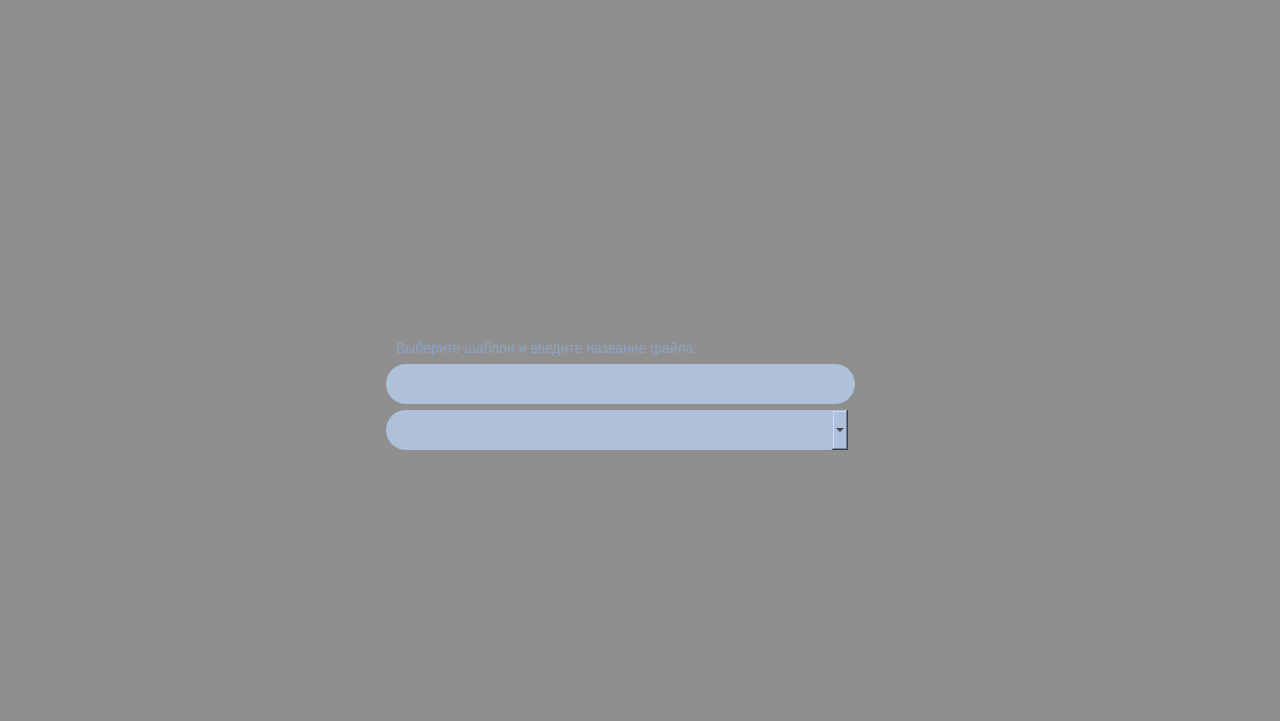
This is src/courtcasewindow/courtcasewindow.ui in DmitryBakunovich/judge-me as Qt 5 draws it before an edit. The edited form follows.
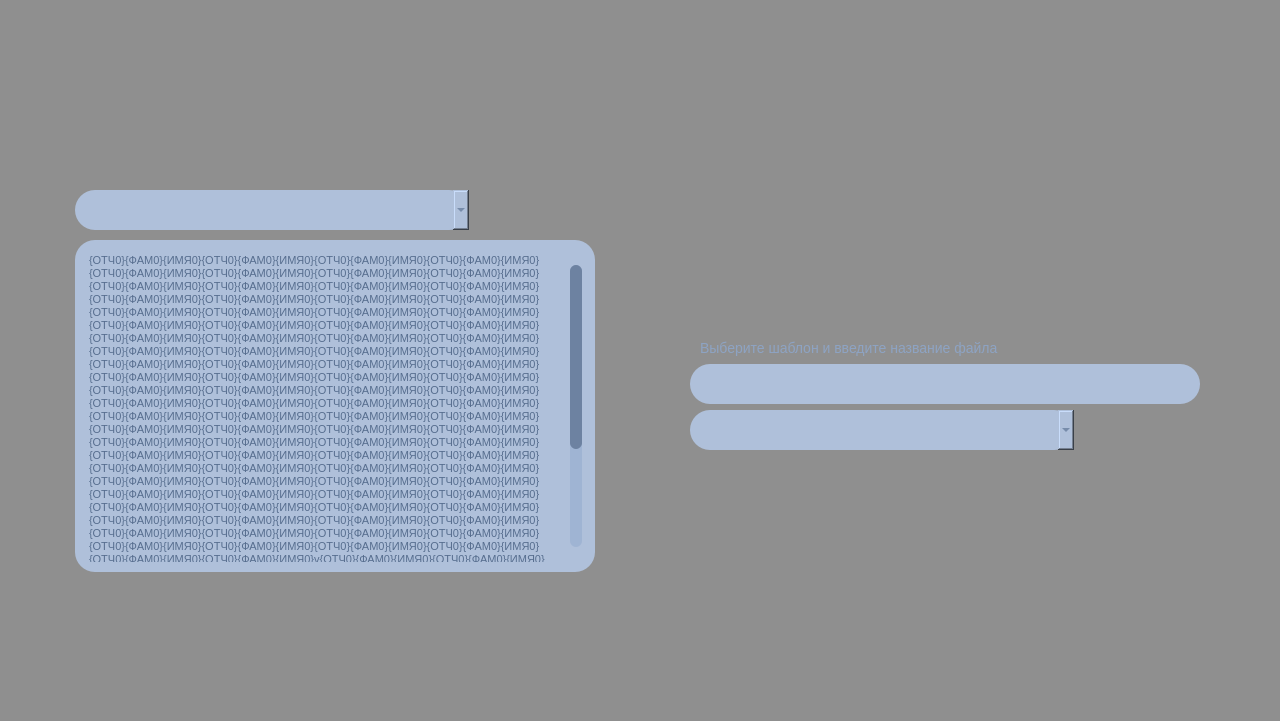
This is the edited form. Icons and pictures are not drawn.

Commit message: Added edit template window and template editing functionality

```diff
--- a/src/courtcasewindow/courtcasewindow.ui
+++ b/src/courtcasewindow/courtcasewindow.ui
@@ -14,7 +14,68 @@
    <string>Form</string>
   </property>
   <property name="styleSheet">
-   <string notr="true"/>
+   <string notr="true">QScrollBar:vertical {
+	margin: 15px 3px 15px 3px;
+     background-color: #9fb4d3;
+     width: 18px;
+     border: 1px transparent #2A2929;
+     border-radius: 6px;
+}
+
+QScrollBar::handle:vertical {
+     background-color: #6d82a1; 
+     border-radius: 6px; 
+}
+
+QScrollBar::sub-line:vertical {
+     background: none;
+     margin: 3px 0px 3px 0px;  
+     height: 10px;
+     width: 10px;
+     subcontrol-position: top;
+     subcontrol-origin: margin;
+ }
+
+QScrollBar::add-line:vertical {
+     margin: 3px 0px 3px 0px;
+     background: none;
+     height: 10px;
+     width: 10px;
+     subcontrol-position: bottom;
+     subcontrol-origin: margin;
+ }
+
+ QScrollBar::sub-line:vertical:hover,QScrollBar::sub-line:vertical:on
+ {
+
+     background: none;             
+     height: 10px;
+     width: 10px;
+     subcontrol-position: top;
+     subcontrol-origin: margin;
+ }
+
+
+ QScrollBar::add-line:vertical:hover, QScrollBar::add-line:vertical:on
+ {
+     background: none;             
+     height: 10px;
+     width: 10px;
+     subcontrol-position: bottom;
+     subcontrol-origin: margin;
+ }
+
+ QScrollBar::up-arrow:vertical, QScrollBar::down-arrow:vertical
+ {
+     background: none;
+ }
+
+
+ QScrollBar::add-page:vertical, QScrollBar::sub-page:vertical
+ {
+     background: none;
+ }
+</string>
   </property>
   <layout class="QGridLayout" name="gridLayout_2">
    <property name="leftMargin">
@@ -39,8 +100,336 @@
 	background-color: rgb(0, 0, 0, 40%);
 }</string>
      </property>
-     <layout class="QGridLayout" name="gridLayout">
-      <item row="0" column="1">
+     <layout class="QHBoxLayout" name="horizontalLayout">
+      <property name="spacing">
+       <number>0</number>
+      </property>
+      <property name="leftMargin">
+       <number>0</number>
+      </property>
+      <property name="topMargin">
+       <number>0</number>
+      </property>
+      <property name="rightMargin">
+       <number>0</number>
+      </property>
+      <property name="bottomMargin">
+       <number>0</number>
+      </property>
+      <item>
+       <widget class="QWidget" name="editWidget" native="true">
+        <property name="minimumSize">
+         <size>
+          <width>550</width>
+          <height>614</height>
+         </size>
+        </property>
+        <property name="maximumSize">
+         <size>
+          <width>550</width>
+          <height>614</height>
+         </size>
+        </property>
+        <property name="styleSheet">
+         <string notr="true">#editWidget {
+	image: url(:/courtcasewindow/images/courtcasewindow/edit-window.png)
+}</string>
+        </property>
+        <layout class="QVBoxLayout" name="verticalLayout_5">
+         <property name="spacing">
+          <number>0</number>
+         </property>
+         <property name="leftMargin">
+          <number>0</number>
+         </property>
+         <property name="topMargin">
+          <number>0</number>
+         </property>
+         <property name="rightMargin">
+          <number>0</number>
+         </property>
+         <property name="bottomMargin">
+          <number>0</number>
+         </property>
+         <item>
+          <layout class="QHBoxLayout" name="horizontalLayout_3">
+           <item>
+            <spacer name="horizontalSpacer">
+             <property name="orientation">
+              <enum>Qt::Horizontal</enum>
+             </property>
+             <property name="sizeHint" stdset="0">
+              <size>
+               <width>40</width>
+               <height>20</height>
+              </size>
+             </property>
+            </spacer>
+           </item>
+           <item>
+            <widget class="QPushButton" name="closeEditTemplate">
+             <property name="minimumSize">
+              <size>
+               <width>85</width>
+               <height>67</height>
+              </size>
+             </property>
+             <property name="styleSheet">
+              <string notr="true">#closeEditTemplate {
+	image: url(:/courtcasewindow/images/courtcasewindow/close.png);
+	border: none
+}
+#closeEditTemplate:hover {
+	image: url(:/courtcasewindow/images/courtcasewindow/close-hover.png);
+	border: none
+}</string>
+             </property>
+             <property name="text">
+              <string/>
+             </property>
+            </widget>
+           </item>
+          </layout>
+         </item>
+         <item>
+          <layout class="QVBoxLayout" name="verticalLayout_6">
+           <property name="spacing">
+            <number>10</number>
+           </property>
+           <property name="leftMargin">
+            <number>15</number>
+           </property>
+           <property name="topMargin">
+            <number>70</number>
+           </property>
+           <property name="rightMargin">
+            <number>15</number>
+           </property>
+           <property name="bottomMargin">
+            <number>30</number>
+           </property>
+           <item>
+            <layout class="QHBoxLayout" name="horizontalLayout_2">
+             <property name="spacing">
+              <number>10</number>
+             </property>
+             <property name="leftMargin">
+              <number>0</number>
+             </property>
+             <property name="topMargin">
+              <number>0</number>
+             </property>
+             <property name="rightMargin">
+              <number>0</number>
+             </property>
+             <item>
+              <widget class="QComboBox" name="comboBox">
+               <property name="sizePolicy">
+                <sizepolicy hsizetype="Expanding" vsizetype="Fixed">
+                 <horstretch>0</horstretch>
+                 <verstretch>0</verstretch>
+                </sizepolicy>
+               </property>
+               <property name="minimumSize">
+                <size>
+                 <width>0</width>
+                 <height>40</height>
+                </size>
+               </property>
+               <property name="styleSheet">
+                <string notr="true">QComboBox {
+	background-color: #afc0da;
+    border: none;
+    border-radius: 20px;
+	font-size: 14px;
+	color: #566d8e;
+}
+QComboBox:on {
+    padding-left: 6px;
+}
+QComboBox:!on {
+    padding-left: 6px;
+}
+QComboBox::drop-down {
+    subcontrol-origin: padding;
+    subcontrol-position: top left;
+    width: 18px;
+	margin-left: 10px;
+	image: url(:/courtcasewindow/images/courtcasewindow/combobox-button.png);
+}
+QComboBox::drop-down:hover {
+	image: url(:/courtcasewindow/images/courtcasewindow/combobox-button-hover.png);
+}
+
+QComboBox:item {
+       padding-left: 20px;  /* move text right to make room for tick mark */
+}
+QComboBox QAbstractItemView {
+       border: none;
+       color: black;
+       selection-background-color: QLinearGradient( x1: 0, y1: 0, x2: 0, y2: 1, stop: 0 #111, stop: 1 #333);
+}
+QComboBox QListView {
+	width: 20px;
+}</string>
+               </property>
+               <property name="editable">
+                <bool>false</bool>
+               </property>
+              </widget>
+             </item>
+             <item>
+              <widget class="QPushButton" name="addField">
+               <property name="minimumSize">
+                <size>
+                 <width>25</width>
+                 <height>25</height>
+                </size>
+               </property>
+               <property name="styleSheet">
+                <string notr="true">#addField {
+	image: url(:/courtcasewindow/images/courtcasewindow/add.png);
+	border: none;
+}
+#addField:hover {
+	image: url(:/courtcasewindow/images/courtcasewindow/add-hover.png);
+	border: none;
+}</string>
+               </property>
+               <property name="text">
+                <string/>
+               </property>
+              </widget>
+             </item>
+             <item>
+              <widget class="QPushButton" name="insertField">
+               <property name="minimumSize">
+                <size>
+                 <width>25</width>
+                 <height>25</height>
+                </size>
+               </property>
+               <property name="styleSheet">
+                <string notr="true">#insertField {
+	image: url(:/courtcasewindow/images/courtcasewindow/insert-field.png);
+	border: none;
+}
+#insertField:hover {
+	image: url(:/courtcasewindow/images/courtcasewindow/insert-field-hover.png);
+	border: none;
+}</string>
+               </property>
+               <property name="text">
+                <string/>
+               </property>
+              </widget>
+             </item>
+             <item>
+              <widget class="QPushButton" name="deleteField">
+               <property name="minimumSize">
+                <size>
+                 <width>25</width>
+                 <height>25</height>
+                </size>
+               </property>
+               <property name="styleSheet">
+                <string notr="true">#deleteField {
+	image: url(:/courtcasewindow/images/courtcasewindow/delete.png);
+	border: none;
+}
+#deleteField:hover {
+	image: url(:/courtcasewindow/images/courtcasewindow/delete-hover.png);
+	border: none;
+}</string>
+               </property>
+               <property name="text">
+                <string/>
+               </property>
+              </widget>
+             </item>
+            </layout>
+           </item>
+           <item>
+            <widget class="QTextEdit" name="textEdit">
+             <property name="styleSheet">
+              <string notr="true">QTextEdit {
+	background-color: #afc0da;
+	border:none;
+	border-radius: 20px;
+	padding: 10px 10px 10px 10px;
+	color: #566d8e;
+}</string>
+             </property>
+             <property name="frameShape">
+              <enum>QFrame::NoFrame</enum>
+             </property>
+             <property name="frameShadow">
+              <enum>QFrame::Sunken</enum>
+             </property>
+             <property name="verticalScrollBarPolicy">
+              <enum>Qt::ScrollBarAsNeeded</enum>
+             </property>
+             <property name="horizontalScrollBarPolicy">
+              <enum>Qt::ScrollBarAsNeeded</enum>
+             </property>
+             <property name="sizeAdjustPolicy">
+              <enum>QAbstractScrollArea::AdjustIgnored</enum>
+             </property>
+             <property name="html">
+              <string>&lt;!DOCTYPE HTML PUBLIC &quot;-//W3C//DTD HTML 4.0//EN&quot; &quot;http://www.w3.org/TR/REC-html40/strict.dtd&quot;&gt;
+&lt;html&gt;&lt;head&gt;&lt;meta name=&quot;qrichtext&quot; content=&quot;1&quot; /&gt;&lt;style type=&quot;text/css&quot;&gt;
+p, li { white-space: pre-wrap; }
+&lt;/style&gt;&lt;/head&gt;&lt;body style=&quot; font-family:'MS Shell Dlg 2'; font-size:8.25pt; font-weight:400; font-style:normal;&quot;&gt;
+&lt;p style=&quot; margin-top:0px; margin-bottom:0px; margin-left:0px; margin-right:0px; -qt-block-indent:0; text-indent:0px;&quot;&gt;&lt;span style=&quot; font-size:8pt;&quot;&gt;{ОТЧ0}{ФАМ0}{ИМЯ0}{ОТЧ0}{ФАМ0}{ИМЯ0}{ОТЧ0}{ФАМ0}{ИМЯ0}{ОТЧ0}{ФАМ0}{ИМЯ0}{ОТЧ0}{ФАМ0}{ИМЯ0}{ОТЧ0}{ФАМ0}{ИМЯ0}{ОТЧ0}{ФАМ0}{ИМЯ0}{ОТЧ0}{ФАМ0}{ИМЯ0}{ОТЧ0}{ФАМ0}{ИМЯ0}{ОТЧ0}{ФАМ0}{ИМЯ0}{ОТЧ0}{ФАМ0}{ИМЯ0}{ОТЧ0}{ФАМ0}{ИМЯ0}{ОТЧ0}{ФАМ0}{ИМЯ0}{ОТЧ0}{ФАМ0}{ИМЯ0}{ОТЧ0}{ФАМ0}{ИМЯ0}{ОТЧ0}{ФАМ0}{ИМЯ0}{ОТЧ0}{ФАМ0}{ИМЯ0}{ОТЧ0}{ФАМ0}{ИМЯ0}{ОТЧ0}{ФАМ0}{ИМЯ0}{ОТЧ0}{ФАМ0}{ИМЯ0}{ОТЧ0}{ФАМ0}{ИМЯ0}{ОТЧ0}{ФАМ0}{ИМЯ0}{ОТЧ0}{ФАМ0}{ИМЯ0}{ОТЧ0}{ФАМ0}{ИМЯ0}{ОТЧ0}{ФАМ0}{ИМЯ0}{ОТЧ0}{ФАМ0}{ИМЯ0}{ОТЧ0}{ФАМ0}{ИМЯ0}{ОТЧ0}{ФАМ0}{ИМЯ0}{ОТЧ0}{ФАМ0}{ИМЯ0}{ОТЧ0}{ФАМ0}{ИМЯ0}{ОТЧ0}{ФАМ0}{ИМЯ0}{ОТЧ0}{ФАМ0}{ИМЯ0}{ОТЧ0}{ФАМ0}{ИМЯ0}{ОТЧ0}{ФАМ0}{ИМЯ0}{ОТЧ0}{ФАМ0}{ИМЯ0}{ОТЧ0}{ФАМ0}{ИМЯ0}{ОТЧ0}{ФАМ0}{ИМЯ0}{ОТЧ0}{ФАМ0}{ИМЯ0}{ОТЧ0}{ФАМ0}{ИМЯ0}{ОТЧ0}{ФАМ0}{ИМЯ0}{ОТЧ0}{ФАМ0}{ИМЯ0}{ОТЧ0}{ФАМ0}{ИМЯ0}{ОТЧ0}{ФАМ0}{ИМЯ0}{ОТЧ0}{ФАМ0}{ИМЯ0}{ОТЧ0}{ФАМ0}{ИМЯ0}{ОТЧ0}{ФАМ0}{ИМЯ0}{ОТЧ0}{ФАМ0}{ИМЯ0}{ОТЧ0}{ФАМ0}{ИМЯ0}{ОТЧ0}{ФАМ0}{ИМЯ0}{ОТЧ0}{ФАМ0}{ИМЯ0}{ОТЧ0}{ФАМ0}{ИМЯ0}{ОТЧ0}{ФАМ0}{ИМЯ0}{ОТЧ0}{ФАМ0}{ИМЯ0}{ОТЧ0}{ФАМ0}{ИМЯ0}{ОТЧ0}{ФАМ0}{ИМЯ0}{ОТЧ0}{ФАМ0}{ИМЯ0}{ОТЧ0}{ФАМ0}{ИМЯ0}{ОТЧ0}{ФАМ0}{ИМЯ0}{ОТЧ0}{ФАМ0}{ИМЯ0}{ОТЧ0}{ФАМ0}{ИМЯ0}{ОТЧ0}{ФАМ0}{ИМЯ0}{ОТЧ0}{ФАМ0}{ИМЯ0}{ОТЧ0}{ФАМ0}{ИМЯ0}{ОТЧ0}{ФАМ0}{ИМЯ0}{ОТЧ0}{ФАМ0}{ИМЯ0}{ОТЧ0}{ФАМ0}{ИМЯ0}{ОТЧ0}{ФАМ0}{ИМЯ0}{ОТЧ0}{ФАМ0}{ИМЯ0}{ОТЧ0}{ФАМ0}{ИМЯ0}{ОТЧ0}{ФАМ0}{ИМЯ0}{ОТЧ0}{ФАМ0}{ИМЯ0}{ОТЧ0}{ФАМ0}{ИМЯ0}{ОТЧ0}{ФАМ0}{ИМЯ0}{ОТЧ0}{ФАМ0}{ИМЯ0}{ОТЧ0}{ФАМ0}{ИМЯ0}{ОТЧ0}{ФАМ0}{ИМЯ0}{ОТЧ0}{ФАМ0}{ИМЯ0}{ОТЧ0}{ФАМ0}{ИМЯ0}{ОТЧ0}{ФАМ0}{ИМЯ0}{ОТЧ0}{ФАМ0}{ИМЯ0}{ОТЧ0}{ФАМ0}{ИМЯ0}{ОТЧ0}{ФАМ0}{ИМЯ0}{ОТЧ0}{ФАМ0}{ИМЯ0}{ОТЧ0}{ФАМ0}{ИМЯ0}{ОТЧ0}{ФАМ0}{ИМЯ0}{ОТЧ0}{ФАМ0}{ИМЯ0}{ОТЧ0}{ФАМ0}{ИМЯ0}{ОТЧ0}{ФАМ0}{ИМЯ0}{ОТЧ0}{ФАМ0}{ИМЯ0}{ОТЧ0}{ФАМ0}{ИМЯ0}{ОТЧ0}{ФАМ0}{ИМЯ0}{ОТЧ0}{ФАМ0}{ИМЯ0}{ОТЧ0}{ФАМ0}{ИМЯ0}{ОТЧ0}{ФАМ0}{ИМЯ0}v{ОТЧ0}{ФАМ0}{ИМЯ0}{ОТЧ0}{ФАМ0}{ИМЯ0}{ОТЧ0}{ФАМ0}{ИМЯ0}{ОТЧ0}{ФАМ0}{ИМЯ0}{ОТЧ0}{ФАМ0}{ИМЯ0}{ОТЧ0}{ФАМ0}{ИМЯ0}{ОТЧ0}{ФАМ0}{ИМЯ0}{ОТЧ0}{ФАМ0}{ИМЯ0}{ОТЧ0}{ФАМ0}{ИМЯ0}{ОТЧ0}{ФАМ0}{ИМЯ0}{ОТЧ0}{ФАМ0}{ИМЯ0}{ОТЧ0}{ФАМ0}{ИМЯ0}{ОТЧ0}{ФАМ0}{ИМЯ0}{ОТЧ0}{ФАМ0}{ИМЯ0}{ОТЧ0}{ФАМ0}{ИМЯ0}{ОТЧ0}{ФАМ0}{ИМЯ0}{ОТЧ0}{ФАМ0}{ИМЯ0}{ОТЧ0}{ФАМ0}{ИМЯ0}{ОТЧ0}{ФАМ0}{ИМЯ0}{ОТЧ0}{ФАМ0}{ИМЯ0}{ОТЧ0}{ФАМ0}{ИМЯ0}{ОТЧ0}{ФАМ0}{ИМЯ0}{ОТЧ0}{ФАМ0}{ИМЯ0}{ОТЧ0}{ФАМ0}{ИМЯ0}{ОТЧ0}{ФАМ0}{ИМЯ0}{ОТЧ0}{ФАМ0}{ИМЯ0}{ОТЧ0}{ФАМ0}{ИМЯ0}{ОТЧ0}{ФАМ0}{ИМЯ0}{ОТЧ0}{ФАМ0}{ИМЯ0}{ОТЧ0}{ФАМ0}{ИМЯ0}{ОТЧ0}{ФАМ0}{ИМЯ0}{ОТЧ0}{ФАМ0}{ИМЯ0}{ОТЧ0}{ФАМ0}{ИМЯ0}{ОТЧ0}{ФАМ0}{ИМЯ0}{ОТЧ0}{ФАМ0}{ИМЯ0}{ОТЧ0}{ФАМ0}{ИМЯ0}{ОТЧ0}{ФАМ0}{ИМЯ0}{ОТЧ0}{ФАМ0}{ИМЯ0}{ОТЧ0}{ФАМ0}{ИМЯ0}{ОТЧ0}{ФАМ0}{ИМЯ0}{ОТЧ0}{ФАМ0}{ИМЯ0}{ОТЧ0}{ФАМ0}{ИМЯ0}{ОТЧ0}{ФАМ0}{ИМЯ0}{ОТЧ0}{ФАМ0}{ИМЯ0}{ОТЧ0}{ФАМ0}{ИМЯ0}{ОТЧ0}{ФАМ0}{ИМЯ0}{ОТЧ0}{ФАМ0}{ИМЯ0}v&lt;/span&gt;&lt;/p&gt;&lt;/body&gt;&lt;/html&gt;</string>
+             </property>
+            </widget>
+           </item>
+          </layout>
+         </item>
+         <item>
+          <layout class="QHBoxLayout" name="horizontalLayout_4">
+           <item>
+            <spacer name="horizontalSpacer_2">
+             <property name="orientation">
+              <enum>Qt::Horizontal</enum>
+             </property>
+             <property name="sizeHint" stdset="0">
+              <size>
+               <width>40</width>
+               <height>20</height>
+              </size>
+             </property>
+            </spacer>
+           </item>
+           <item>
+            <widget class="QPushButton" name="confirmEdit">
+             <property name="minimumSize">
+              <size>
+               <width>90</width>
+               <height>65</height>
+              </size>
+             </property>
+             <property name="styleSheet">
+              <string notr="true">#confirmEdit {
+	image:  url(:/courtcasewindow/images/courtcasewindow/ok.png);
+	border: none
+}
+#confirmEdit:hover {
+	image:  url(:/courtcasewindow/images/courtcasewindow/ok-hover.png);
+	border: none
+}</string>
+             </property>
+             <property name="text">
+              <string/>
+             </property>
+            </widget>
+           </item>
+          </layout>
+         </item>
+        </layout>
+       </widget>
+      </item>
+      <item>
        <widget class="QWidget" name="mainWidget" native="true">
         <property name="sizePolicy">
          <sizepolicy hsizetype="Preferred" vsizetype="Preferred">
@@ -50,13 +439,13 @@
         </property>
         <property name="minimumSize">
          <size>
-          <width>549</width>
+          <width>550</width>
           <height>401</height>
          </size>
         </property>
         <property name="maximumSize">
          <size>
-          <width>549</width>
+          <width>550</width>
           <height>401</height>
          </size>
         </property>
@@ -81,7 +470,7 @@
          <item>
           <layout class="QHBoxLayout" name="closeLayout">
            <item>
-            <spacer name="horizontalSpacer_3">
+            <spacer name="leftCloseSpacer">
              <property name="orientation">
               <enum>Qt::Horizontal</enum>
              </property>
@@ -119,7 +508,7 @@
           </layout>
          </item>
          <item>
-          <spacer name="verticalSpacer">
+          <spacer name="upperSpacer">
            <property name="orientation">
             <enum>Qt::Vertical</enum>
            </property>
@@ -135,12 +524,12 @@
           </spacer>
          </item>
          <item>
-          <layout class="QHBoxLayout" name="twinceBauttons">
+          <layout class="QHBoxLayout" name="twinceButtonsLayout">
            <property name="bottomMargin">
             <number>0</number>
            </property>
            <item>
-            <spacer name="horizontalSpacer_4">
+            <spacer name="leftButtonsSpacer">
              <property name="orientation">
               <enum>Qt::Horizontal</enum>
              </property>
@@ -174,7 +563,7 @@
             </widget>
            </item>
            <item>
-            <spacer name="horizontalSpacer_5">
+            <spacer name="centerButtonsSpacer">
              <property name="orientation">
               <enum>Qt::Horizontal</enum>
              </property>
@@ -211,7 +600,7 @@
             </widget>
            </item>
            <item>
-            <spacer name="horizontalSpacer_6">
+            <spacer name="rightButtonsSpacer">
              <property name="orientation">
               <enum>Qt::Horizontal</enum>
              </property>
@@ -230,7 +619,7 @@
            <property name="currentIndex">
             <number>0</number>
            </property>
-           <widget class="QWidget" name="page">
+           <widget class="QWidget" name="firstPage">
             <layout class="QVBoxLayout" name="verticalLayout_2">
              <property name="spacing">
               <number>0</number>
@@ -245,7 +634,7 @@
               <number>20</number>
              </property>
              <item>
-              <layout class="QVBoxLayout" name="verticalLayout_5">
+              <layout class="QVBoxLayout" name="firstPageMainLayout">
                <property name="spacing">
                 <number>6</number>
                </property>
@@ -253,12 +642,12 @@
                 <number>1</number>
                </property>
                <item>
-                <layout class="QHBoxLayout" name="horizontalLayout_3">
+                <layout class="QHBoxLayout" name="chooseLayout">
                  <property name="topMargin">
                   <number>0</number>
                  </property>
                  <item>
-                  <spacer name="horizontalSpacer_8">
+                  <spacer name="LeftChooseLayout">
                    <property name="orientation">
                     <enum>Qt::Horizontal</enum>
                    </property>
@@ -274,7 +663,7 @@
                   </spacer>
                  </item>
                  <item>
-                  <widget class="QLabel" name="label">
+                  <widget class="QLabel" name="chooseText">
                    <property name="sizePolicy">
                     <sizepolicy hsizetype="Preferred" vsizetype="Maximum">
                      <horstretch>0</horstretch>
@@ -296,7 +685,7 @@
                 </layout>
                </item>
                <item>
-                <layout class="QHBoxLayout" name="horizontalLayout_4">
+                <layout class="QHBoxLayout" name="filenameLayout">
                  <property name="spacing">
                   <number>0</number>
                  </property>
@@ -315,35 +704,20 @@
                     <string notr="true">background-color: #afc0da;
 border-radius: 20px;
 font-size: 14px;
-padding-left: 10px;</string>
+padding-left: 10px;
+color: #566d8e;</string>
                    </property>
                   </widget>
                  </item>
-                 <item>
-                  <spacer name="horizontalSpacer_9">
-                   <property name="orientation">
-                    <enum>Qt::Horizontal</enum>
-                   </property>
-                   <property name="sizeType">
-                    <enum>QSizePolicy::Fixed</enum>
-                   </property>
-                   <property name="sizeHint" stdset="0">
-                    <size>
-                     <width>40</width>
-                     <height>40</height>
-                    </size>
-                   </property>
-                  </spacer>
-                 </item>
                 </layout>
                </item>
                <item>
-                <layout class="QHBoxLayout" name="horizontalLayout_2">
+                <layout class="QHBoxLayout" name="chooseTemplateLayout">
                  <property name="spacing">
-                  <number>15</number>
+                  <number>10</number>
                  </property>
                  <item>
-                  <widget class="QComboBox" name="comboBox">
+                  <widget class="QComboBox" name="chooseTemplate">
                    <property name="sizePolicy">
                     <sizepolicy hsizetype="Preferred" vsizetype="Fixed">
                      <horstretch>0</horstretch>
@@ -362,6 +736,7 @@
     border: none;
     border-radius: 20px;
 	font-size: 14px;
+	color: #566d8e;
 }
 QComboBox:on {
     padding-left: 6px;
@@ -403,7 +778,7 @@
                   </widget>
                  </item>
                  <item>
-                  <widget class="QPushButton" name="edit">
+                  <widget class="QPushButton" name="addTemplate">
                    <property name="sizePolicy">
                     <sizepolicy hsizetype="Maximum" vsizetype="Fixed">
                      <horstretch>0</horstretch>
@@ -417,12 +792,70 @@
                     </size>
                    </property>
                    <property name="styleSheet">
-                    <string notr="true">#edit {
+                    <string notr="true">#addTemplate {
+	image: url(:/courtcasewindow/images/courtcasewindow/add.png);
+	border: none;
+}
+#addTemplate:hover {
+	image: url(:/courtcasewindow/images/courtcasewindow/add-hover.png);
+	border: none;
+}</string>
+                   </property>
+                   <property name="text">
+                    <string/>
+                   </property>
+                  </widget>
+                 </item>
+                 <item>
+                  <widget class="QPushButton" name="editTemplate">
+                   <property name="sizePolicy">
+                    <sizepolicy hsizetype="Maximum" vsizetype="Fixed">
+                     <horstretch>0</horstretch>
+                     <verstretch>0</verstretch>
+                    </sizepolicy>
+                   </property>
+                   <property name="minimumSize">
+                    <size>
+                     <width>25</width>
+                     <height>25</height>
+                    </size>
+                   </property>
+                   <property name="styleSheet">
+                    <string notr="true">#editTemplate {
 	image: url(:/courtcasewindow/images/courtcasewindow/edit.png);
 	border: none;
 }
-#edit:hover {
-	image: url(:/courtcasewindow/images/courtcasewindow/edit-hover.png);
+#editTemplate:hover {
+image: url(:/courtcasewindow/images/courtcasewindow/edit-hover.png);
+	border: none;
+}</string>
+                   </property>
+                   <property name="text">
+                    <string/>
+                   </property>
+                  </widget>
+                 </item>
+                 <item>
+                  <widget class="QPushButton" name="deleteTemplate">
+                   <property name="sizePolicy">
+                    <sizepolicy hsizetype="Maximum" vsizetype="Fixed">
+                     <horstretch>0</horstretch>
+                     <verstretch>0</verstretch>
+                    </sizepolicy>
+                   </property>
+                   <property name="minimumSize">
+                    <size>
+                     <width>25</width>
+                     <height>25</height>
+                    </size>
+                   </property>
+                   <property name="styleSheet">
+                    <string notr="true">#deleteTemplate {
+	image: url(:/courtcasewindow/images/courtcasewindow/delete.png);
+	border: none;
+}
+#deleteTemplate:hover {
+	image: url(:/courtcasewindow/images/courtcasewindow/delete-hover.png);
 	border: none;
 }</string>
                    </property>
@@ -436,7 +869,7 @@
               </layout>
              </item>
              <item>
-              <spacer name="verticalSpacer_2">
+              <spacer name="downSpacer">
                <property name="orientation">
                 <enum>Qt::Vertical</enum>
                </property>
@@ -450,10 +883,10 @@
              </item>
             </layout>
            </widget>
-           <widget class="QWidget" name="page_2">
+           <widget class="QWidget" name="secondPage">
             <layout class="QVBoxLayout" name="verticalLayout_3">
              <item>
-              <widget class="QStackedWidget" name="stackedWidget_2">
+              <widget class="QStackedWidget" name="fieldStackedWidget">
                <widget class="QWidget" name="page_3"/>
                <widget class="QWidget" name="page_4"/>
               </widget>
@@ -466,9 +899,9 @@
           </widget>
          </item>
          <item>
-          <layout class="QHBoxLayout" name="horizontalLayout">
+          <layout class="QHBoxLayout" name="okeyLayout">
            <item>
-            <spacer name="horizontalSpacer_7">
+            <spacer name="leftOkeySpacer">
              <property name="orientation">
               <enum>Qt::Horizontal</enum>
              </property>
@@ -508,32 +941,6 @@
         </layout>
        </widget>
       </item>
-      <item row="0" column="0">
-       <spacer name="horizontalSpacer">
-        <property name="orientation">
-         <enum>Qt::Horizontal</enum>
-        </property>
-        <property name="sizeHint" stdset="0">
-         <size>
-          <width>322</width>
-          <height>20</height>
-         </size>
-        </property>
-       </spacer>
-      </item>
-      <item row="0" column="2">
-       <spacer name="horizontalSpacer_2">
-        <property name="orientation">
-         <enum>Qt::Horizontal</enum>
-        </property>
-        <property name="sizeHint" stdset="0">
-         <size>
-          <width>40</width>
-          <height>20</height>
-         </size>
-        </property>
-       </spacer>
-      </item>
      </layout>
     </widget>
    </item>
```
The commit also changes 18 other files.
